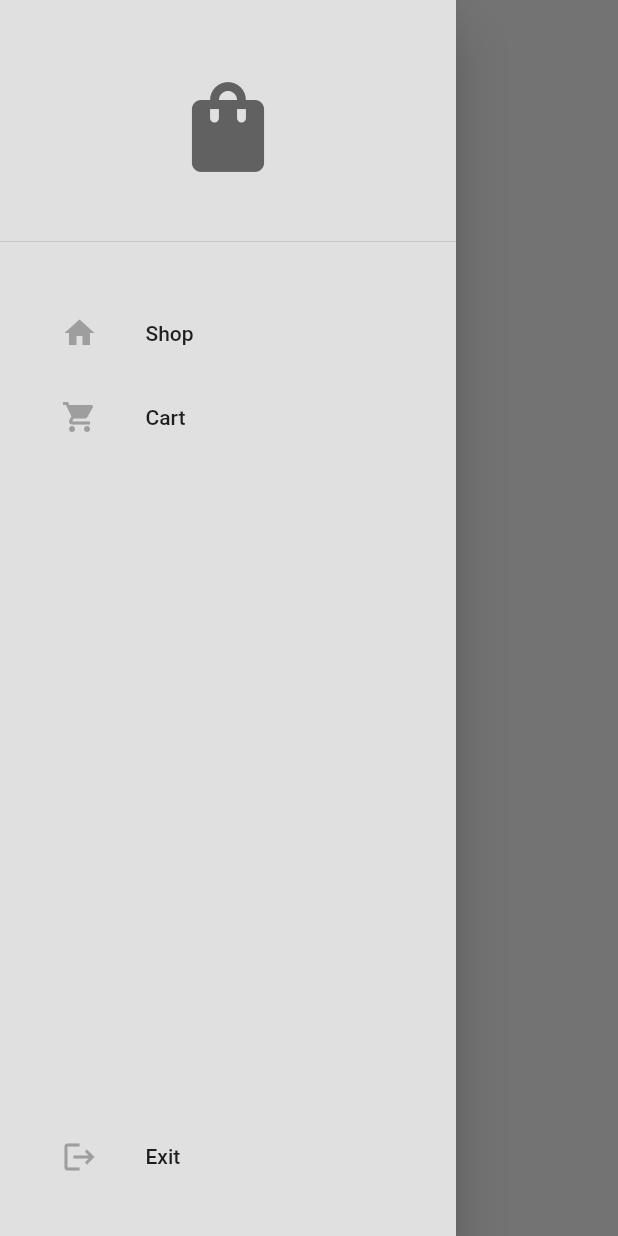
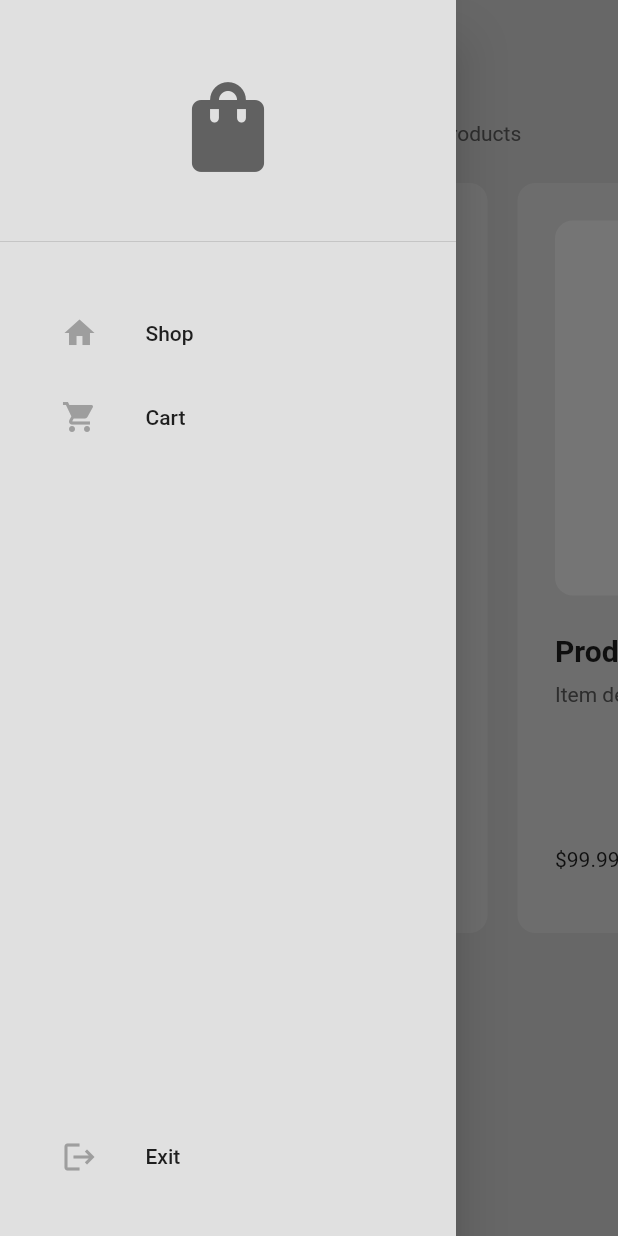
Before and after one commit to zeroneeee/flutter_minimal_ecommerce, a Flutter app: the ShopPage screen opened by its route, with the side drawer open, on a phone screen of 412 x 824 dp. Run offline on Flutter 3.47's test engine with Material 2 defaults, Android fonts, the light colour scheme and no system bars; our stand-ins replace gap.

Commit message:
Create shop page and setup data

```diff
--- a/lib/main.dart
+++ b/lib/main.dart
@@ -1,12 +1,17 @@
 import 'package:flutter/material.dart';
+import 'package:flutter_minimal_ecommerce/presentations/models/shop.dart';
 import 'package:flutter_minimal_ecommerce/presentations/pages/intro_page.dart';
 import 'package:flutter_minimal_ecommerce/presentations/pages/shop_page.dart';
 import 'package:flutter_minimal_ecommerce/presentations/themes/light_mode.dart';
+import 'package:provider/provider.dart';
 
 import 'presentations/pages/cart_page.dart';
 
 void main() {
-  runApp(const MyApp());
+  runApp(ChangeNotifierProvider(
+    create: (context) => Shop(),
+    child: const MyApp(),
+  ));
 }
 
 class MyApp extends StatelessWidget {
--- a/lib/presentations/models/shop.dart
+++ b/lib/presentations/models/shop.dart
@@ -1,12 +1,14 @@
+import 'package:flutter/widgets.dart';
 import 'package:flutter_minimal_ecommerce/presentations/models/product.dart';
 
-class Shop {
+class Shop extends ChangeNotifier {
   // product for sale
   final List<Product> _shop = [
     Product(
       name: "Product 1",
       price: 99.99,
-      description: "Item description",
+      description:
+          "Item description.. more description..Item description.. more description",
     ),
     Product(
       name: "Product 2",
@@ -47,10 +49,12 @@ class Shop {
   //add item to cart
   void addToCart(Product item) {
     _cart.add(item);
+    notifyListeners(); // exten provider ChangeNotifier
   }
 
   // remove item from cart
   void removeFromCart(Product item) {
     _cart.remove(item);
+    notifyListeners(); // exten provider ChangeNotifier
   }
 }
--- a/lib/presentations/pages/shop_page.dart
+++ b/lib/presentations/pages/shop_page.dart
@@ -1,5 +1,9 @@
 import 'package:flutter/material.dart';
+import 'package:flutter_minimal_ecommerce/presentations/widgets/product_tile.dart';
+import 'package:gap/gap.dart';
+import 'package:provider/provider.dart';
 
+import '../models/shop.dart';
 import '../widgets/custom_drawer.dart';
 
 class ShopPage extends StatelessWidget {
@@ -7,6 +11,9 @@ class ShopPage extends StatelessWidget {
 
   @override
   Widget build(BuildContext context) {
+    // access product in shop
+    final products = context.watch<Shop>().shop;
+
     return Scaffold(
       appBar: AppBar(
         backgroundColor: Colors.transparent,
@@ -15,7 +22,38 @@ class ShopPage extends StatelessWidget {
         foregroundColor: Theme.of(context).colorScheme.inversePrimary,
       ),
       drawer: const CustomDrawer(),
-      body: Container(),
+      backgroundColor: Theme.of(context).colorScheme.background,
+      body: ListView(
+        children: [
+          const Gap(25),
+          // Shop subtitle
+          Center(
+            child: Text(
+              "Pick from a selected list of premium products",
+              style: TextStyle(
+                  color: Theme.of(context).colorScheme.inversePrimary),
+            ),
+          ),
+
+          // Product list
+
+          SizedBox(
+            height: 550,
+            child: ListView.builder(
+              itemCount: products.length,
+              scrollDirection: Axis.horizontal,
+              padding: const EdgeInsets.all(15),
+              itemBuilder: (context, index) {
+                // get each individual product from shop
+                final product = products[index];
+
+                // return as a product tile UI
+                return ProductTile(product: product);
+              },
+            ),
+          ),
+        ],
+      ),
     );
   }
 }
--- /dev/null
+++ b/lib/presentations/widgets/product_tile.dart
@@ -0,0 +1,114 @@
+import 'package:flutter/material.dart';
+import 'package:flutter_minimal_ecommerce/presentations/models/product.dart';
+import 'package:gap/gap.dart';
+import 'package:provider/provider.dart';
+
+import '../models/shop.dart';
+
+class ProductTile extends StatelessWidget {
+  final Product product;
+  const ProductTile({super.key, required this.product});
+
+  void addToCart(BuildContext context) {
+    // Show a dialog box to ask user to confirm to add to cart
+    showDialog(
+        context: context,
+        builder: (context) => AlertDialog(
+              content: const Text("Add this item to your cart?"),
+              actions: [
+                // cancel button
+                MaterialButton(
+                  onPressed: () => Navigator.pop(context),
+                  child: const Text("Cancel"),
+                ),
+
+                // yes button
+                MaterialButton(
+                  onPressed: () {
+                    // pop dialog box
+                    Navigator.pop(context);
+                    // add to cart
+                    context.read<Shop>().addToCart(product);
+                  },
+                  child: const Text("Yes"),
+                ),
+              ],
+            ));
+  }
+
+  @override
+  Widget build(BuildContext context) {
+    return Container(
+      decoration: BoxDecoration(
+        color: Theme.of(context).colorScheme.primary,
+        borderRadius: BorderRadius.circular(12),
+      ),
+      margin: const EdgeInsets.all(10),
+      padding: const EdgeInsets.all(25),
+      width: 300,
+      child: Column(
+        crossAxisAlignment: CrossAxisAlignment.start,
+        mainAxisAlignment: MainAxisAlignment.spaceBetween,
+        children: [
+          Column(
+            crossAxisAlignment: CrossAxisAlignment.start,
+            children: [
+              // product images
+              AspectRatio(
+                aspectRatio: 1,
+                child: Container(
+                  decoration: BoxDecoration(
+                      color: Theme.of(context).colorScheme.secondary,
+                      borderRadius: BorderRadius.circular(12)),
+                  padding: const EdgeInsets.all(25),
+                  width: double.infinity,
+                  child: const Icon(Icons.favorite),
+                ),
+              ),
+
+              const Gap(25),
+
+              // product name
+              Text(
+                product.name,
+                style: const TextStyle(
+                  fontWeight: FontWeight.bold,
+                  fontSize: 20,
+                ),
+              ),
+
+              const Gap(10),
+
+              // product discription
+              Text(
+                product.description,
+                style: TextStyle(
+                  color: Theme.of(context).colorScheme.inversePrimary,
+                ),
+              ),
+            ],
+          ),
+
+          const Gap(25),
+
+          // product price + add to cart button
+          Row(
+            mainAxisAlignment: MainAxisAlignment.spaceBetween,
+            children: [
+              Text(
+                '\$${product.price.toStringAsFixed(2)}',
+              ),
+              Container(
+                  decoration: BoxDecoration(
+                      color: Theme.of(context).colorScheme.secondary,
+                      borderRadius: BorderRadius.circular(12)),
+                  child: IconButton(
+                      onPressed: () => addToCart(context),
+                      icon: const Icon(Icons.add)))
+            ],
+          ),
+        ],
+      ),
+    );
+  }
+}
--- a/pubspec.yaml
+++ b/pubspec.yaml
@@ -36,6 +36,7 @@ dependencies:
   # Use with the CupertinoIcons class for iOS style icons.
   cupertino_icons: ^1.0.2
   gap: ^3.0.1
+  provider: ^6.1.1
 
 dev_dependencies:
   flutter_test:
```
Also changed, not shown: pubspec.lock.
